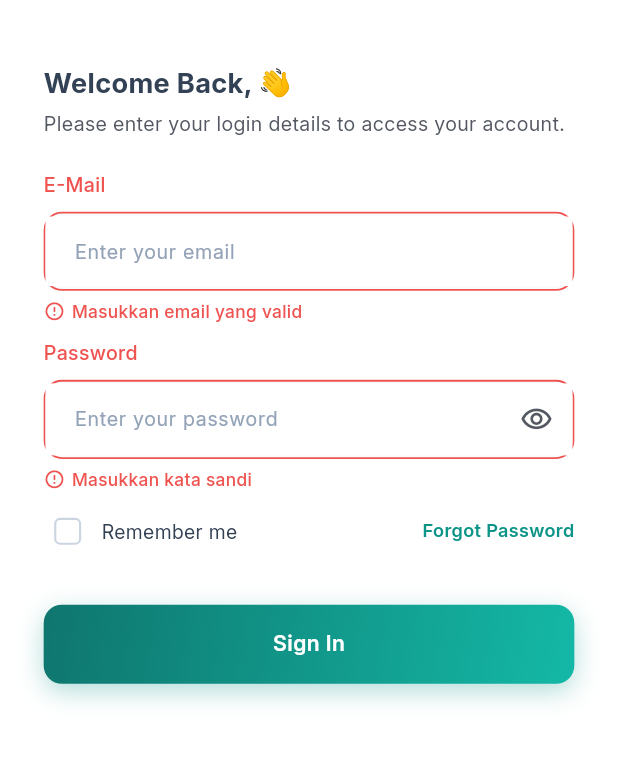
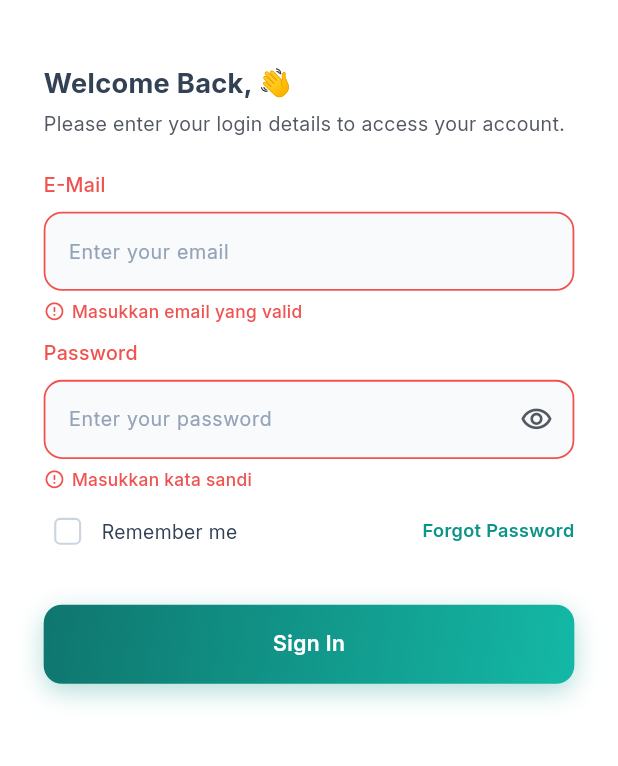
Before and after one commit to itvitanova/hris_mdm_system_dashboard_and_mobile, a Flutter app: the screen it shows after launch, after a tap on "Sign In", on a phone screen of 412 x 824 dp, the part 407-1173 px from its top. Run offline on Flutter 3.47's test engine with Material 3 defaults, Android fonts, the phone set to English and light mode, and no system bars; our stand-ins replace camera, equatable, file_picker, flutter_bloc, flutter_screenutil, flutter_secure_storage and 5 more; missing offline and left inert: google_mlkit_face_detection.

Commit message:
fix(auth): ensure input field background and child clip match rounded border radius

```diff
--- a/mobile/lib/features/auth/presentation/widgets/input_auth.dart
+++ b/mobile/lib/features/auth/presentation/widgets/input_auth.dart
@@ -96,6 +96,7 @@
                 duration: const Duration(milliseconds: 180),
                 curve: Curves.easeOutCubic,
                 height: 48.w,
+                clipBehavior: Clip.antiAlias,
                 decoration: BoxDecoration(
                   borderRadius: BorderRadius.circular(12.r),
                   color: widget.enabled
@@ -124,9 +125,6 @@
                   ],
                 ),
                 child: Center(
-                  child: Container(
-                    decoration: BoxDecoration(
-                    ),
                   child: TextField(
                     controller: widget.controller,
                     focusNode: _focusNode,
@@ -152,6 +150,8 @@
                     ),
                     decoration: InputDecoration(
                       isDense: true,
+                      filled: false,
+                      fillColor: Colors.transparent,
                       border: InputBorder.none,
                       enabledBorder: InputBorder.none,
                       focusedBorder: InputBorder.none,
@@ -198,7 +198,6 @@
                   ),
                 ),
               ),
-              ),
               if (hasError && errorText != null) ...[
                 SizedBox(height: 5.h),
                 Row(
```
Lines whose indentation alone changed are shown as unchanged.
